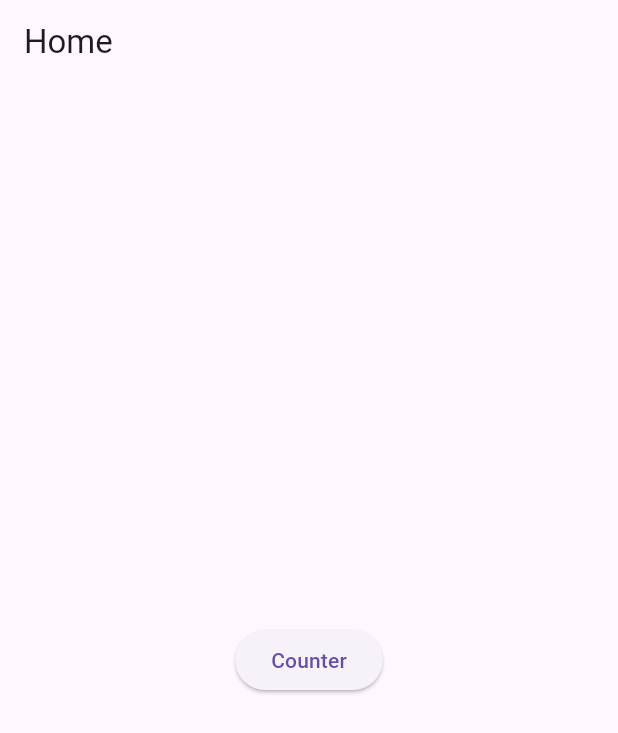
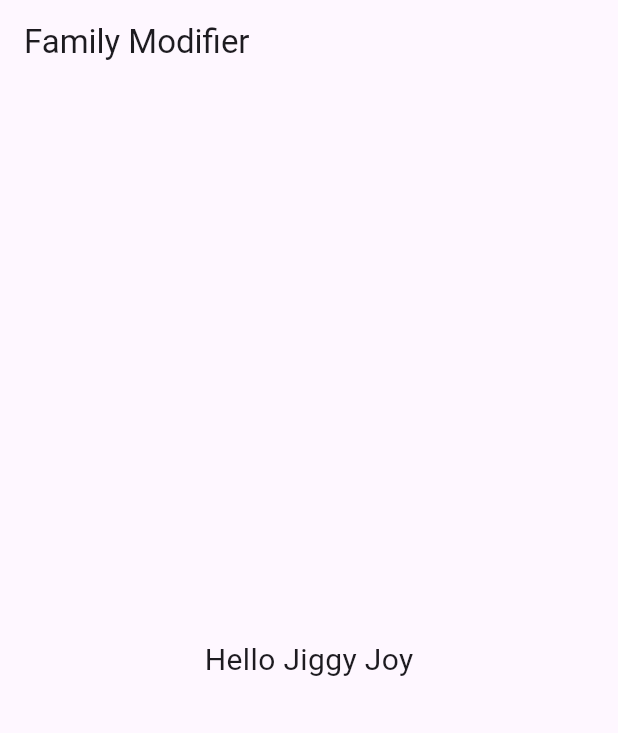
Before and after one commit to winifredubom/riverpod_tutorial, a Flutter app: the screen it shows after launch, on a phone screen of 412 x 824 dp. Shown: the top 733 px of the screen. Run offline on Flutter 3.47's test engine with Material 3 defaults, Android fonts, the phone set to English and light mode, and no system bars; our stand-ins replace flutter_riverpod, go_router.

Commit message:
video 12 commit

```diff
--- a/lib/home.dart
+++ b/lib/home.dart
@@ -14,6 +14,7 @@ class Home extends StatelessWidget {
           (onPressed: (){
             context.push('/counter');
           }, child: const Text('Counter')) ,),
+
     );
   }
 }
--- a/lib/main.dart
+++ b/lib/main.dart
@@ -1,20 +1,20 @@
 
 import 'package:flutter/material.dart';
 import 'package:flutter_riverpod/flutter_riverpod.dart';
-import 'package:go_router/go_router.dart';
 import 'package:riverpod_practice/counter.dart';
 import 'package:riverpod_practice/home.dart';
 
 
 //i learnt about:
-// AutoDispose Modifier in Riverpod
-// AutoDispose is used to destroy the state of a provider when it is no longer used.
-// it is also used to reset the state when a user leaves the screen and re-enters it
-// GoRouter dependency was used here, its a declarative routing package used for making navigations in flutter apps simpler
-// keepAlive Function is used to tell Riverpod that the state of the provider should be preserved even if no longer listened to
-// the Timer was made use of to dispose the providers state after a given duration
+// Family Modifier in Riverpod
+// They are used to pass values to a provider
+// The only limitataion is that we can pass only a single value
 
-
+final nameProvider = Provider.family<String, String>(
+  (ref, name) {
+    return 'Hello $name';
+  }
+);
 void main() {
   runApp(const ProviderScope(child: MyApp()));
 }
@@ -25,19 +25,40 @@ class MyApp extends StatelessWidget {
   // This widget is the root of your application.
   @override
   Widget build(BuildContext context) {
-    return MaterialApp.router(
+    return MaterialApp(
       title: 'Flutter Demo',
       debugShowCheckedModeBanner: false,
       theme: ThemeData(
         primarySwatch: Colors.blue,
       ),
-      routerConfig: _router
+      home: const Main()
     );
   }
 }
 
 
-final GoRouter _router  = GoRouter(routes:[
-  GoRoute(path: '/', builder: (context, state) => const Home()),
-  GoRoute(path: '/counter', builder: (context, state) => const Counter()),
-]);
+class Main extends ConsumerStatefulWidget {
+  const Main({super.key});
+
+  @override
+  _MainState createState() => _MainState();
+}
+
+class _MainState extends ConsumerState<Main> {
+  @override
+  Widget build(BuildContext context) {
+    final name = ref.watch(nameProvider('Jiggy Joy'));
+
+    return  Scaffold(
+      appBar: AppBar(
+        title: const Text('Family Modifier'),
+      ),
+      body: Center(
+        child: Text(name,
+        style:
+       const TextStyle(
+          fontSize: 20
+        )),),
+    );
+  }
+}
--- a/pubspec.yaml
+++ b/pubspec.yaml
@@ -37,8 +37,6 @@ dependencies:
   cupertino_icons: ^1.0.6
   flutter_riverpod: ^2.5.1
   riverpod_annotation: ^2.3.5
-  http: ^1.2.2
-  go_router: ^14.2.1
 
 dev_dependencies:
   flutter_test:
```
Also changed, not shown: pubspec.lock.
